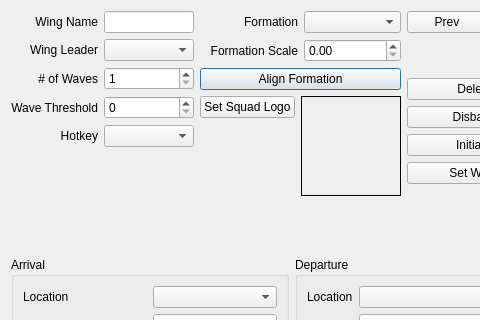
This is qtfred/ui/WingEditorDialog.ui in scp-fs2open/fs2open.github.com as Qt 5 draws it before an edit; both pictures show x 0 to 480 and y 0 to 320 of the 584 by 1022 pixel window. The edited form follows.
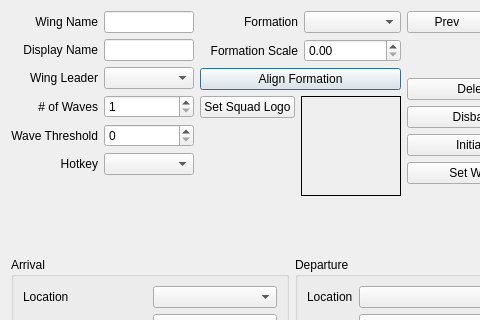
This is the edited form. Custom widgets are drawn as their Qt base class.

Diff of the .ui file:
```diff
--- a/qtfred/ui/WingEditorDialog.ui
+++ b/qtfred/ui/WingEditorDialog.ui
@@ -43,7 +43,7 @@
          </property>
          <item>
           <layout class="QGridLayout" name="firstColumnOptions">
-           <item row="4" column="0">
+           <item row="5" column="0">
             <widget class="QLabel" name="hotkeyLabel">
              <property name="text">
               <string>Hotkey</string>
@@ -53,7 +53,7 @@
              </property>
             </widget>
            </item>
-           <item row="2" column="0">
+           <item row="3" column="0">
             <widget class="QLabel" name="numWavesLabel">
              <property name="text">
               <string># of Waves</string>
@@ -70,7 +70,7 @@
              </property>
             </widget>
            </item>
-           <item row="3" column="0">
+           <item row="4" column="0">
             <widget class="QLabel" name="waveThresholdLabel">
              <property name="text">
               <string>Wave Threshold</string>
@@ -80,7 +80,7 @@
              </property>
             </widget>
            </item>
-           <item row="2" column="1">
+           <item row="3" column="1">
             <widget class="QSpinBox" name="numWavesSpinBox">
              <property name="minimum">
               <number>1</number>
@@ -90,10 +90,10 @@
              </property>
             </widget>
            </item>
-           <item row="3" column="1">
+           <item row="4" column="1">
             <widget class="QSpinBox" name="waveThresholdSpinBox"/>
            </item>
-           <item row="1" column="1">
+           <item row="2" column="1">
             <widget class="QComboBox" name="wingLeaderCombo"/>
            </item>
            <item row="0" column="0">
@@ -107,6 +107,23 @@
             </widget>
            </item>
            <item row="1" column="0">
+            <widget class="QLabel" name="wingDisplayNameLabel">
+             <property name="text">
+              <string>Display Name</string>
+             </property>
+             <property name="alignment">
+              <set>Qt::AlignRight|Qt::AlignTrailing|Qt::AlignVCenter</set>
+             </property>
+            </widget>
+           </item>
+           <item row="1" column="1">
+            <widget class="QLineEdit" name="wingDisplayNameEdit">
+             <property name="toolTip">
+              <string>Optional display name for ships in this wing.</string>
+             </property>
+            </widget>
+           </item>
+           <item row="2" column="0">
             <widget class="QLabel" name="wingLeaderLabel">
              <property name="text">
               <string>Wing Leader</string>
@@ -116,7 +133,7 @@
              </property>
             </widget>
            </item>
-           <item row="4" column="1">
+           <item row="5" column="1">
             <widget class="QComboBox" name="hotkeyCombo">
              <property name="autoFillBackground">
               <bool>true</bool>
```
